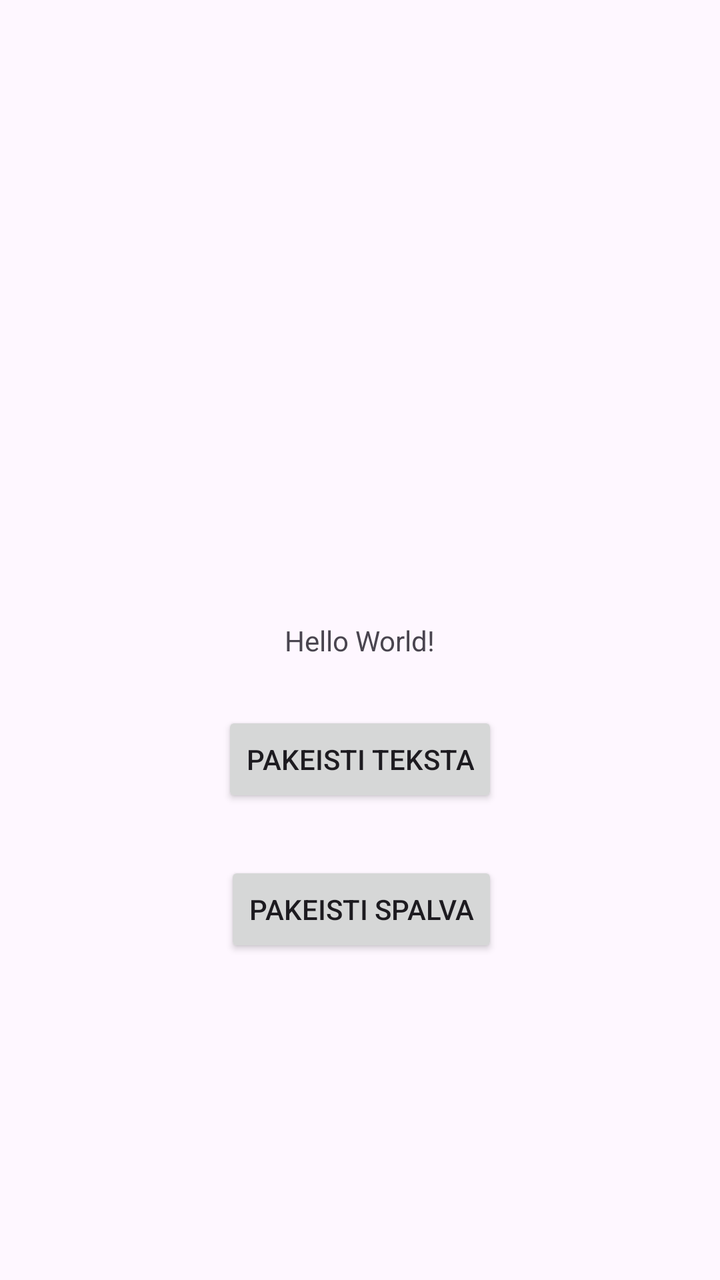
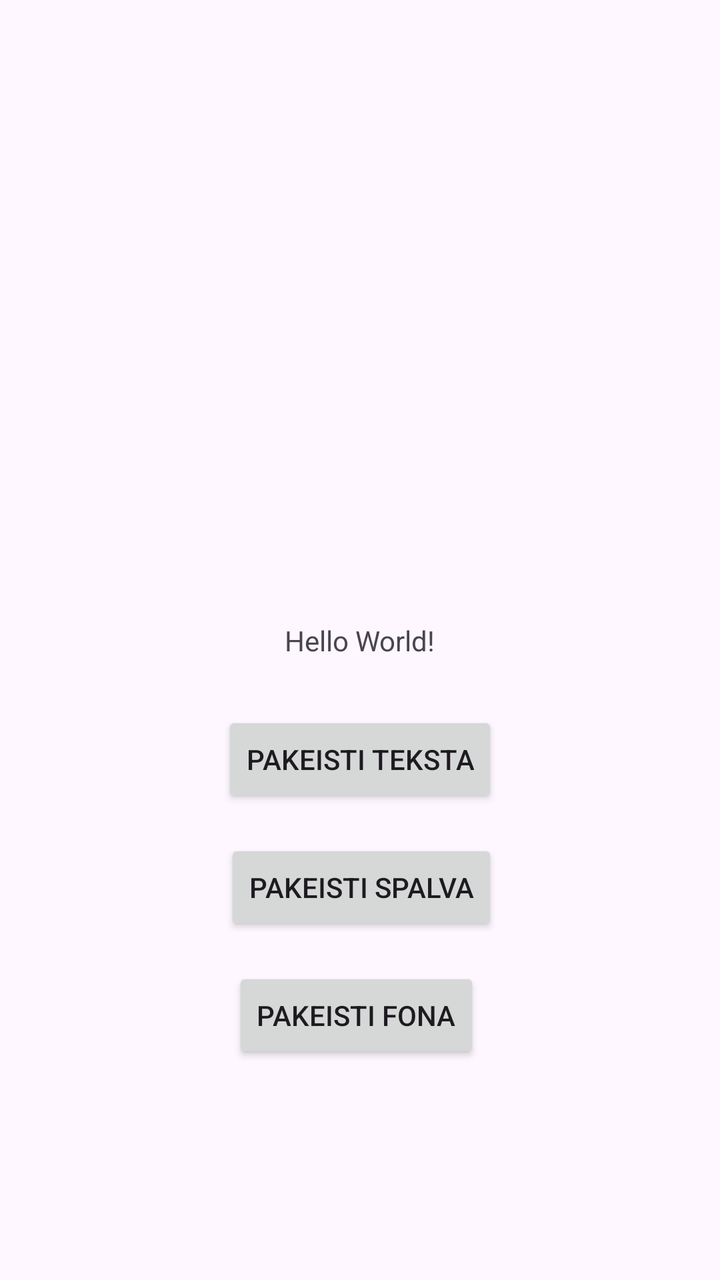

Screens rendered from an Android XML layout before and after an edit, with the pre-edit source and the edit as a unified diff.
<!-- AndroidManifest.xml: application theme Theme._1_lab -->
<!-- res/layout/activity_main.xml -->
<?xml version="1.0" encoding="utf-8"?>
<androidx.constraintlayout.widget.ConstraintLayout xmlns:android="http://schemas.android.com/apk/res/android"
    xmlns:app="http://schemas.android.com/apk/res-auto"
    xmlns:tools="http://schemas.android.com/tools"
    android:id="@+id/main"
    android:layout_width="match_parent"
    android:layout_height="match_parent"
    tools:context=".MainActivity">

    <TextView
        android:id="@+id/textViewResult"
        android:layout_width="wrap_content"
        android:layout_height="wrap_content"
        android:text="Hello World!"
        app:layout_constraintBottom_toBottomOf="parent"
        app:layout_constraintEnd_toEndOf="parent"
        app:layout_constraintStart_toStartOf="parent"
        app:layout_constraintTop_toTopOf="parent" />

    <Button
        android:id="@+id/btnChangeText"
        android:layout_width="wrap_content"
        android:layout_height="wrap_content"
        android:layout_marginTop="26dp"
        android:text="Pakeisti Teksta"
        app:layout_constraintEnd_toEndOf="parent"
        app:layout_constraintStart_toStartOf="parent"
        app:layout_constraintTop_toBottomOf="@+id/textViewResult" />

    <Button
        android:id="@+id/btnChangeColor"
        android:layout_width="wrap_content"
        android:layout_height="wrap_content"
        android:layout_marginTop="27dp"
        android:text="Pakeisti Spalva"
        app:layout_constraintEnd_toEndOf="@+id/btnChangeText"
        app:layout_constraintTop_toBottomOf="@+id/btnChangeText" />

</androidx.constraintlayout.widget.ConstraintLayout>
<!-- resources referenced by this layout -->
<resources>
  <style name="Theme._1_lab" parent="Base.Theme._1_lab" />
  <style name="Base.Theme._1_lab" parent="Theme.Material3.DayNight.NoActionBar">
          
          
      </style>
</resources>

<!-- the commit's change to res/layout/activity_main.xml (unified diff, before → after) -->
@@ -31,9 +31,19 @@
         android:id="@+id/btnChangeColor"
         android:layout_width="wrap_content"
         android:layout_height="wrap_content"
-        android:layout_marginTop="27dp"
+        android:layout_marginTop="16dp"
         android:text="Pakeisti Spalva"
         app:layout_constraintEnd_toEndOf="@+id/btnChangeText"
         app:layout_constraintTop_toBottomOf="@+id/btnChangeText" />
 
+    <Button
+        android:id="@+id/btnChangeBgColor"
+        android:layout_width="wrap_content"
+        android:layout_height="wrap_content"
+        android:layout_marginStart="4dp"
+        android:layout_marginTop="16dp"
+        android:text="Pakeisti Fona"
+        app:layout_constraintStart_toStartOf="@+id/btnChangeColor"
+        app:layout_constraintTop_toBottomOf="@+id/btnChangeColor" />
+
 </androidx.constraintlayout.widget.ConstraintLayout>
